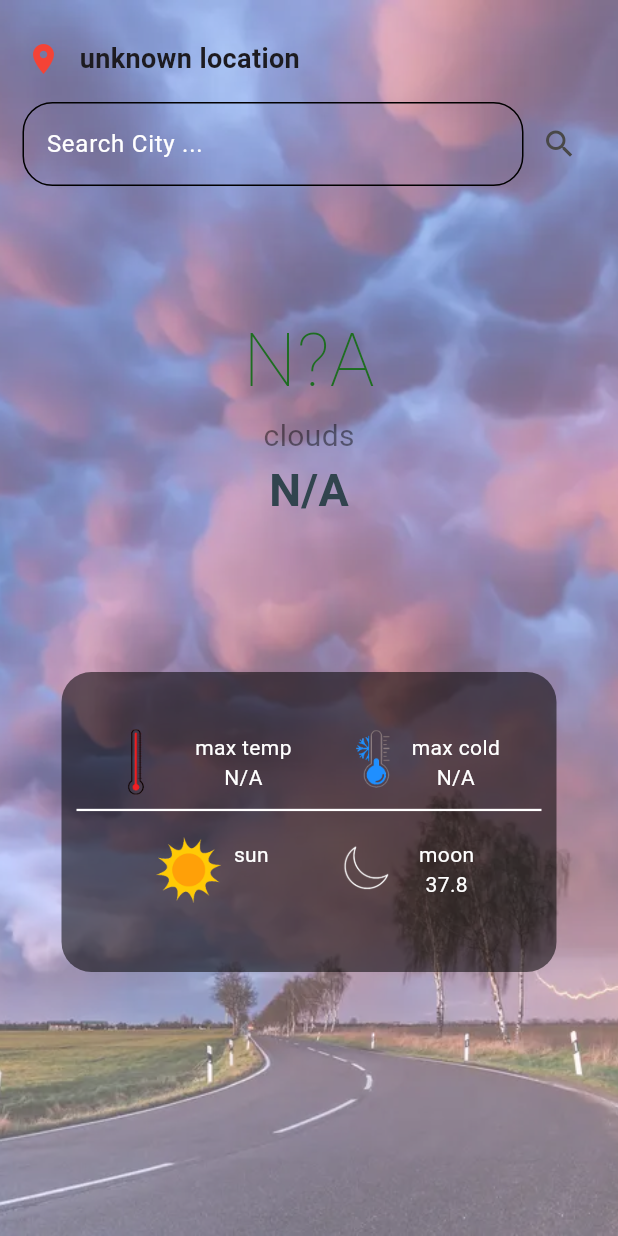
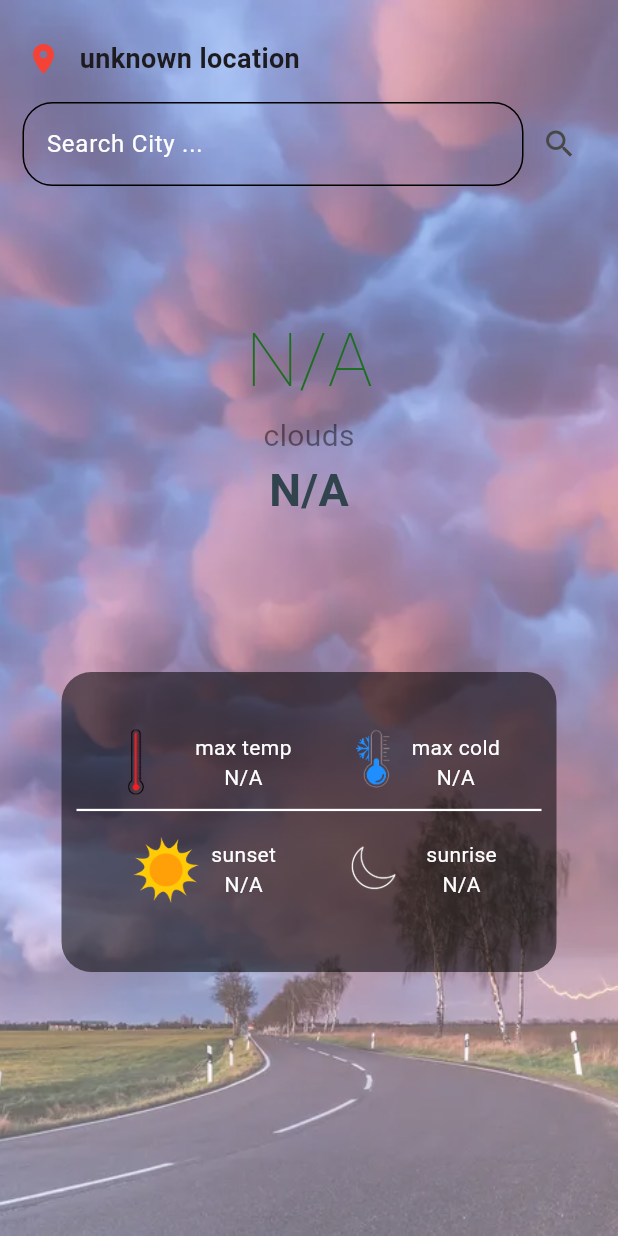
Before and after one commit to Ayishamarva7998/API_WeatherApp, a Flutter app: the screen it shows after launch, after a tap on the "search" icon, on a phone screen of 412 x 824 dp. Run offline on Flutter 3.47's test engine with Material 3 defaults, Android fonts, the phone set to English and light mode, and no system bars; our stand-ins replace geocoding, geolocator; network calls fail.

```diff
--- /dev/null
+++ b/lib/controller/weatherprovider.dart
@@ -0,0 +1,35 @@
+import 'dart:developer';
+
+import 'package:flutter/material.dart';
+import 'package:flutter_application_1/model/model.dart';
+import 'package:flutter_application_1/services/weather_service_p.dart';
+
+
+class WeatherProvider extends ChangeNotifier {
+  TextEditingController searchController = TextEditingController();
+  bool isLoading = false;
+  Weather? weather;
+
+  final WeatherService weatherService = WeatherService();
+  Future<Weather?> fetchWeatherDataByCity(city) async {
+    isLoading = true;
+    notifyListeners();
+    try {
+      weather = await weatherService.fetchWeatherDataByCity(city);
+    } catch (e) {
+      log('Exception occurred while fetching weather: $e');
+
+      weather = null;
+    } finally {
+      isLoading = false;
+      notifyListeners();
+    }
+    return weather;
+  }
+
+  searchCity(BuildContext context) async {
+    await fetchWeatherDataByCity(searchController.text.trim());
+    searchController.clear();
+    notifyListeners();
+  }
+}
--- a/lib/main.dart
+++ b/lib/main.dart
@@ -1,5 +1,6 @@
 import 'package:flutter/material.dart';
 import 'package:flutter_application_1/controller/location_provider.dart';
+import 'package:flutter_application_1/controller/weatherprovider.dart';
 import 'package:flutter_application_1/services/weather_service_p.dart';
 import 'package:flutter_application_1/view/home_screen/home.dart';
 import 'package:provider/provider.dart';
@@ -13,7 +14,7 @@ class MyApp extends StatelessWidget{
   Widget build (BuildContext context){
     return MultiProvider(providers: [
       ChangeNotifierProvider(create: (context) => LocationProvider(),),
-      ChangeNotifierProvider(create: (context) => WeatherServiceProvider(),)
+      ChangeNotifierProvider(create: (context) => WeatherProvider(),)
     ],
       child: const MaterialApp(
         debugShowCheckedModeBanner: false,
--- a/lib/model/model.dart
+++ b/lib/model/model.dart
@@ -7,6 +7,8 @@ class Weather {
   int? pressure;
   double? tempmin;
   double? tempmax;
+  int? sunset;
+  int? sunrise;
 
 
   Weather(
@@ -17,7 +19,9 @@ class Weather {
       this.feels_like,
       this.pressure,
       this.tempmin,
-      this.tempmax
+      this.tempmax,
+      this.sunset,
+     this.sunrise
       });
 
   Weather.fromJson(Map<String, dynamic> json) {
@@ -29,5 +33,7 @@ class Weather {
     feels_like = json["main"]["feels_like"];
     tempmin = json["main"]["temp_min"];
     tempmax = json["main"]["temp_max"];
+    sunset = json['sys']['sunset'];
+    sunrise = json['sys']['sunrise'];
   }
 }
--- a/lib/services/weather_service_p.dart
+++ b/lib/services/weather_service_p.dart
@@ -1,45 +1,31 @@
-// ignore_for_file: avoid_print
+import 'dart:convert';
+import 'dart:developer';
 
-import 'dart:convert';
 
-import 'package:flutter/foundation.dart';
 import 'package:flutter_application_1/constants/api.dart';
 import 'package:flutter_application_1/model/model.dart';
-import 'package:http/http.dart.' as http;
 
-class WeatherServiceProvider extends ChangeNotifier {
-  Weather? _weather;
-  Weather? get weather => _weather;
-  bool _isloading = false;
-  bool get isloading => _isloading;
+import 'package:http/http.dart' as http;
 
-  String _error = "";
-  String get errors => _error;
-
-  // ignore: non_constant_identifier_names
-  Future<void> WeatherDataByCity(String city) async {
-    _isloading = true;
-    _error = "";
-
+class WeatherService {
+  Future<Weather?> fetchWeatherDataByCity(String city) async {
     try {
       final String apiUrl =
-          // ignore: unnecessary_brace_in_string_interps
-          "${APIEndpoints().cityUrl}${city}&appid=${APIEndpoints().apikey}${APIEndpoints().units}";
-      print(apiUrl);
+          '${APIEndpoints().cityUrl}${city}&appid=${APIEndpoints().apikey}${APIEndpoints().units}';
       final response = await http.get(Uri.parse(apiUrl));
+
       if (response.statusCode == 200) {
         final data = jsonDecode(response.body);
-        print("$data");
-        _weather = Weather.fromJson(data);
-        notifyListeners();
+        log('$data');
+        return Weather.fromJson(data);
       } else {
-        _error = "failed to load data";
+
+        log('Error:${response.statusCode}');
+        return null;
       }
     } catch (e) {
-      _error = "failed to load data $e";
-    } finally {
-      _isloading = false;
-      notifyListeners();
+      log('Exception:$e');
+      return null;
     }
   }
 }
--- a/lib/view/home_screen/home.dart
+++ b/lib/view/home_screen/home.dart
@@ -1,6 +1,8 @@
 import 'package:flutter/material.dart';
 import 'package:flutter_application_1/controller/location_provider.dart';
+import 'package:flutter_application_1/controller/weatherprovider.dart';
 import 'package:flutter_application_1/services/weather_service_p.dart';
+import 'package:intl/intl.dart';
 import 'package:provider/provider.dart';
 
 TextEditingController cityController = TextEditingController();
@@ -24,7 +26,7 @@ class _HomePageState extends State<HomePage> {
       if(locationProvider.currentLocationname!=null){
         var city=locationProvider.currentLocationname!.locality;
         if(city!=null){
-          Provider.of<WeatherServiceProvider>(context,listen: false).WeatherDataByCity(city);
+          Provider.of<WeatherProvider>(context,listen: false).fetchWeatherDataByCity(city);
         }
       }
 
@@ -75,31 +77,13 @@ class _HomePageState extends State<HomePage> {
                                   fontWeight: FontWeight.bold,
                                 ),
                               ),
-                              // Text(
-                              //   "Good morning",
-                              //   style: TextStyle(
-                              //     fontSize: 20,
-                              //     fontWeight: FontWeight.bold,
-                              //     color: Color.fromARGB(255, 9, 53, 89),
-                              //   ),
-                              // ),
+
                             ],
                           ),
                         ),
                       ],
                     ),
-                    // Column(
-                    //   children: [
-                    //     const Text("Refresh"),
-                    //     IconButton(
-                    //       onPressed: () {},
-                    //       icon: const Icon(
-                    //         Icons.refresh,
-                    //         color: Colors.blue,
-                    //       ),
-                    //     ),
-                    //   ],
-                    // )
+
                   ],
                 ),
                 const SizedBox(height: 15),
@@ -118,7 +102,9 @@ class _HomePageState extends State<HomePage> {
                       ),
                     ),
                     IconButton(
-                      onPressed: () {},
+                      onPressed: () {
+                        search();
+                      },
                       icon: const Icon(
                         Icons.search,
                         color: Color.fromARGB(255, 73, 72, 72),
@@ -129,9 +115,9 @@ class _HomePageState extends State<HomePage> {
                 const SizedBox(height: 80),
                  Column(
                   children: [
-                    Consumer<WeatherServiceProvider>(builder: (context, value, child) =>
+                    Consumer<WeatherProvider>(builder: (context, value, child) =>
                   Text(
-                        "${value.weather?.temp??'N?A'}",
+                        "${value.weather?.temp??'N/A'}",
                         style: const TextStyle(
                           fontSize: 50,
                           fontWeight: FontWeight.w200,
@@ -139,17 +125,17 @@ class _HomePageState extends State<HomePage> {
                         ),
                       ),
                     ),
-                    Consumer<WeatherServiceProvider>(builder: (context, value, child) =>
+                    Consumer<WeatherProvider>(builder: (context, value, child) =>
                     const Text(
                         'clouds',
-                        // "${value.weather?.}"
+
                         style: TextStyle(
                           fontSize: 20,
                           color: Colors.black45,
                         ),
                       ),
                     ),
-                    Consumer<WeatherServiceProvider>(builder: (context, value, child) =>
+                    Consumer<WeatherProvider>(builder: (context, value, child) =>
                     Text(
 
                         // ignore: unnecessary_string_interpolations
@@ -162,13 +148,7 @@ class _HomePageState extends State<HomePage> {
                           ),
                         ),
                     ),
-                    // Text(
-                    //   "celcious",
-                    //   style: TextStyle(
-                    //     fontSize: 25,
-                    //     color: Color.fromARGB(255, 49, 68, 78),
-                    //   ),
-                    // ),
+
                   ],
                 ),
                 const SizedBox(height: 100),
@@ -195,9 +175,9 @@ class _HomePageState extends State<HomePage> {
                                 "max temp",
                                 style: TextStyle(color: Colors.white),
                               ),
-                              Consumer<WeatherServiceProvider>(builder: (context, value, child) =>
+                              Consumer<WeatherProvider>(builder: (context, value, child) =>
                                Text(
-                                  // "37.8",
+
                                   "${value.weather?.tempmin??"N/A"}",
                                   style: const TextStyle(color: Colors.white),
                                 ),
@@ -210,7 +190,7 @@ class _HomePageState extends State<HomePage> {
                           Image.asset(
                             "assets/cold-PhotoRoom.png-PhotoRoom.png",
                             width: 50,
-                            // height: 60,
+
                           ),
                            Column(
                             children: [
@@ -218,9 +198,9 @@ class _HomePageState extends State<HomePage> {
                                 "max cold",
                                 style: TextStyle(color: Colors.white),
                               ),
-                              Consumer<WeatherServiceProvider>(builder: (context, value, child) =>
+                              Consumer<WeatherProvider>(builder: (context, value, child) =>
                                Text(
-                                  // "37.8",
+
                                   "${value.weather?.tempmax??"N/A"}",
                                   style: const TextStyle(color: Colors.white),
                                 ),
@@ -229,7 +209,7 @@ class _HomePageState extends State<HomePage> {
                           )
                         ],
                       ),
-                      const Divider(
+                     const Divider(
                         color: Colors.white,
                         height: 10,
                         thickness: 1.5,
@@ -243,16 +223,19 @@ class _HomePageState extends State<HomePage> {
                           ),
                        Column(
                             children: [
-                              const Text(
-                                "sun",
+                            const Text(
+                                "sunset",
                                 style: TextStyle(color: Colors.white),
                               ),
-                              Consumer<WeatherServiceProvider>(builder: (context, value, child) =>
-                             const Text(
-                              "",
-                              //  "${value.weather.}"
-                                  style: TextStyle(color: Colors.white),
-                                ),
+                              Consumer<WeatherProvider>(builder: (context, value, child) =>
+                              Text(
+
+
+                                "${value.weather !=null ?  DateFormat("hh:mm").format(DateTime.fromMillisecondsSinceEpoch
+                                (  value.weather!.sunset!*1000)):'N/A'
+                                }",
+                                     style: const TextStyle(color: Colors.white),
+                                   ),
                               ),
                             ],
                           ),
@@ -264,15 +247,21 @@ class _HomePageState extends State<HomePage> {
                             width: 70,
                             color: Colors.white,
                           ),
-                          const Column(
+                       Column(
                             children: [
-                              Text(
-                                "moon",
+                              const Text(
+                                "sunrise",
                                 style: TextStyle(color: Colors.white),
                               ),
+                              Consumer<WeatherProvider>(builder: (context, value, child) =>
                               Text(
-                                "37.8",
-                                style: TextStyle(color: Colors.white),
+                                  "${value.weather !=null ?  DateFormat("hh:mm").format(DateTime.fromMillisecondsSinceEpoch
+                                (  value.weather!.sunrise!*1000)):'N/A'
+                                }",
+
+
+                                  style: const TextStyle(color: Colors.white),
+                                ),
                               ),
                             ],
                           )
@@ -288,4 +277,9 @@ class _HomePageState extends State<HomePage> {
       ),
     );
   }
+
+  search()async{
+    await Provider.of<WeatherProvider>(context,listen: false).fetchWeatherDataByCity(cityController.text.trim());
+
+  }
 }
--- a/pubspec.yaml
+++ b/pubspec.yaml
@@ -34,6 +34,7 @@ dependencies:
   geocoding: ^2.1.1
   geolocator: ^10.1.0
   http: ^1.2.0
+  intl: ^0.19.0
   provider: ^6.1.1
 
 dev_dependencies:
```
Also changed, not shown: pubspec.lock.
